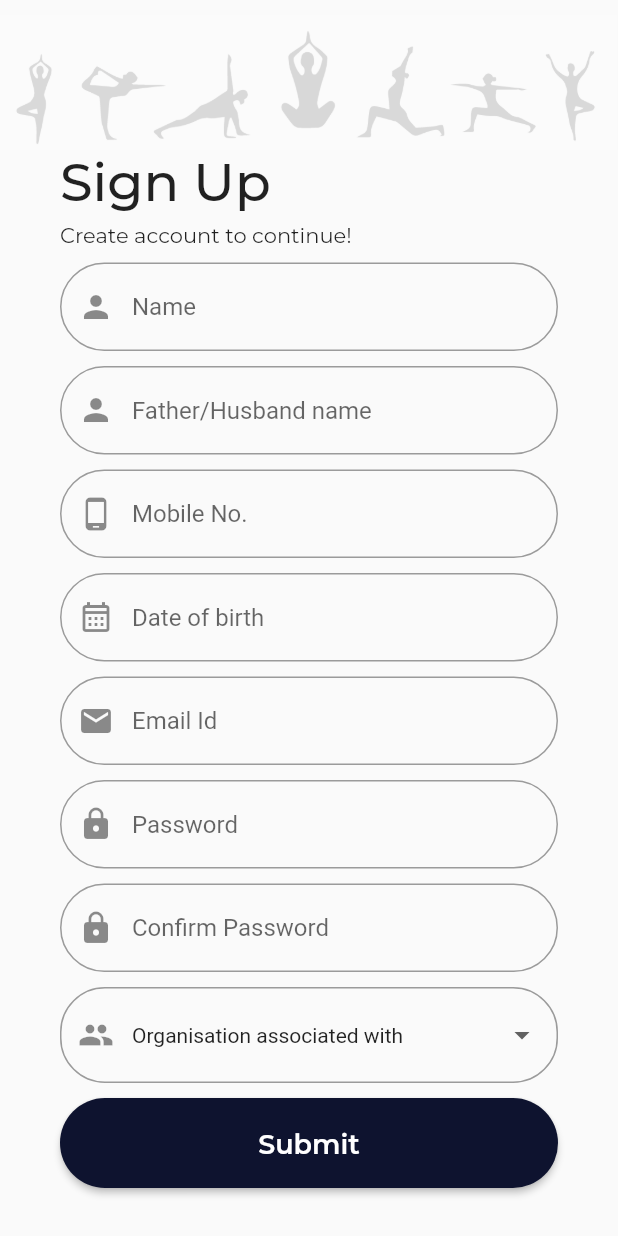
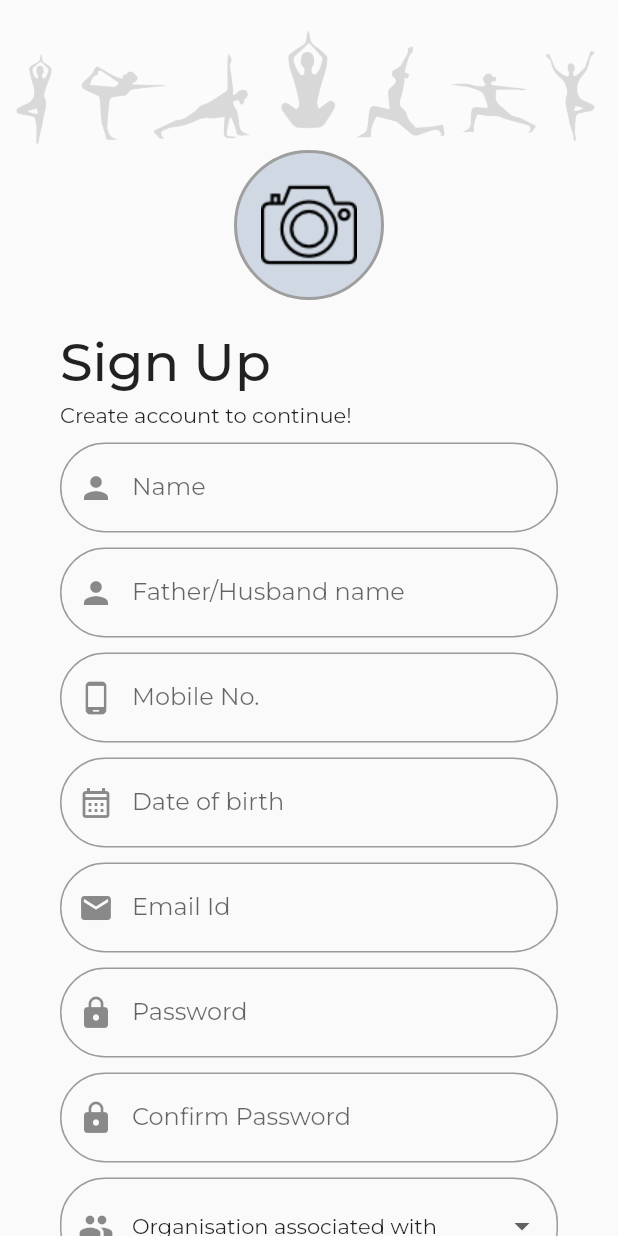
Before and after one commit to knehajha/pyp_nepal_flutter, a Flutter app: the Signup screen opened directly, on a phone screen of 412 x 824 dp. Run offline on Flutter 3.47's test engine with Material 2 defaults, Android fonts, the phone set to English and light mode, and no system bars; our stand-ins replace carousel_slider, flutter_rating_bar, flutter_switch, flutter_toggle_tab, get, google_fonts and 2 more.

Commit message:
user pic

```diff
--- a/lib/auth/signup.dart
+++ b/lib/auth/signup.dart
@@ -1,5 +1,6 @@
 
 import 'package:flutter/material.dart';
+import 'package:flutter_toggle_tab/flutter_toggle_tab.dart';
 import 'package:google_fonts/google_fonts.dart';
 import 'package:pyp_nepal/dashboard/dashboard.dart';
 
@@ -49,8 +50,29 @@ class _SignupState extends State<Signup> {
           padding: const EdgeInsets.only(top:0, right: 40,left: 40),
           child: Column(
             crossAxisAlignment: CrossAxisAlignment.start,
-            mainAxisAlignment: MainAxisAlignment.start,
             children: [
+              Center(
+                child: Container(
+                  height: 100.0,
+                  width: 100.0,
+                  decoration: BoxDecoration(
+                    color: const Color(0xff557c94b6),
+                    image: const DecorationImage(
+                      image:AssetImage("assets/images/photo_camera.png"),
+                      fit: BoxFit.none,
+
+                    ),
+                    border:
+                    Border.all(color: Colors.grey, width: 2.0),
+                    borderRadius:
+                    const BorderRadius.all(Radius.circular(80.0)),
+                  ),
+                ),
+              ),
+
+              const SizedBox(height:20),
+
+
               Text(
                 'Sign Up',
                 style: GoogleFonts.montserrat(
@@ -68,11 +90,10 @@ class _SignupState extends State<Signup> {
               ),
               const SizedBox(height:10),
 
-
-
-              TextField(decoration: textFieldDecoration("Name", Icons.person)),
+              TextField(decoration: textFieldDecoration("Name", Icons.person), style: GoogleFonts.montserrat(),),
               const SizedBox(height:10),
               TextField(
+                style: GoogleFonts.montserrat(),
                 decoration: InputDecoration(
                   border: OutlineInputBorder(
                     borderRadius: BorderRadius.circular(30.0),
@@ -83,6 +104,7 @@ class _SignupState extends State<Signup> {
               ),
               const SizedBox(height:10),
               TextField(
+                style: GoogleFonts.montserrat(),
                 decoration: InputDecoration(
                   border: OutlineInputBorder(
                     borderRadius: BorderRadius.circular(30.0),
@@ -93,6 +115,7 @@ class _SignupState extends State<Signup> {
               ),
               const SizedBox(height:10),
               TextField(
+                style: GoogleFonts.montserrat(),
                 decoration: InputDecoration(
                   border: OutlineInputBorder(
                     borderRadius: BorderRadius.circular(30.0),
@@ -103,6 +126,7 @@ class _SignupState extends State<Signup> {
               ),
               const SizedBox(height:10),
               TextField(
+                style: GoogleFonts.montserrat(),
                 decoration: InputDecoration(
                   border: OutlineInputBorder(
                     borderRadius: BorderRadius.circular(30.0),
@@ -114,6 +138,7 @@ class _SignupState extends State<Signup> {
               const SizedBox(height:10),
 
               TextField(
+                style: GoogleFonts.montserrat(),
                 obscureText: true,
                 enableSuggestions: false,
                 autocorrect: false,
@@ -129,19 +154,21 @@ class _SignupState extends State<Signup> {
               const SizedBox(height:10),
 
               TextField(
+              style: GoogleFonts.montserrat(),
               obscureText: true,
               enableSuggestions: false,
               autocorrect: false,
               decoration: InputDecoration(
                 border: OutlineInputBorder(
-        borderRadius: BorderRadius.circular(30.0)
-      ),
+                    borderRadius: BorderRadius.circular(30.0)),
                 hintText: 'Confirm Password',
       prefixIcon: const Icon(Icons.lock),
     ),
     ),
               const SizedBox(height:10),
               DropdownButtonFormField(
+                isExpanded: true,
+                itemHeight: null,
                 decoration: InputDecoration(
                   border: OutlineInputBorder(
                       borderRadius: BorderRadius.circular(30.0)
@@ -162,7 +189,8 @@ class _SignupState extends State<Signup> {
                     value: value,
                     child: Text(
                       value,
-                      style: TextStyle(fontSize: 14),
+                      overflow: TextOverflow.ellipsis,
+                      style: GoogleFonts.montserrat(fontSize: 14, ),
                     ),
                   );
                 }).toList(),
--- a/lib/splash/Splash.dart
+++ b/lib/splash/Splash.dart
@@ -7,7 +7,7 @@ import 'package:get/get_core/src/get_main.dart';
 import 'package:get/get_navigation/src/root/get_material_app.dart';
 import 'package:pyp_nepal/util/widgetUtil.dart';
 
-import '../auth/Login.dart';
+import '../auth/login.dart';
 
 class Splash extends StatelessWidget {
   const Splash ({Key? key}) : super(key: key);
--- a/pubspec.yaml
+++ b/pubspec.yaml
@@ -31,6 +31,9 @@ dependencies:
   syncfusion_flutter_gauges: ^1.0.0-beta
   carousel_slider: ^4.2.1
   flutter_rating_bar: ^4.0.1
+  image_picker: ^0.8.2
+  image_cropper: ^3.0.1
+  flutter_toggle_tab: ^1.2.0
   get: ^4.6.5
   touch_ripple_effect: 2.2.4
   flutter_switch: ^0.3.2
```
Also changed, not shown: assets/images/photo_camera.png (added), lib/auth/login.dart (renamed from lib/auth/Login.dart), pubspec.lock. Lines whose indentation alone changed are shown as unchanged.
